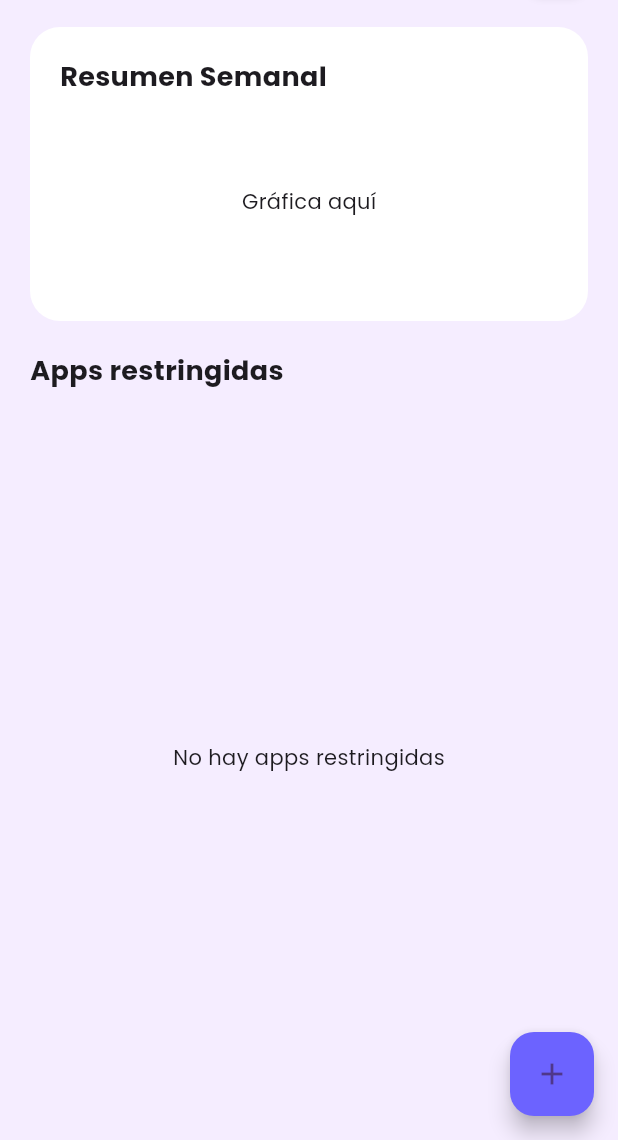
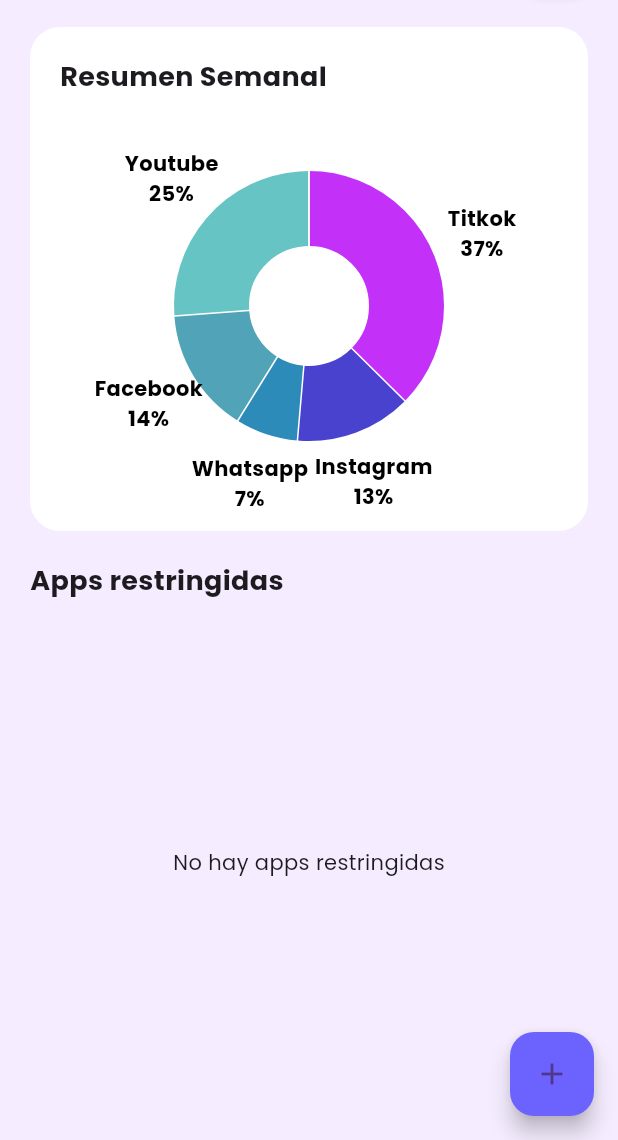
Before and after one commit to andresfap01-netizen/Focusmode, a Flutter app: the PantallaPrincipal screen opened directly, on a phone screen of 412 x 824 dp, the part 96-1236 px from its top. Run offline on Flutter 3.47's test engine with Material 3 defaults, Android fonts, the phone set to English and light mode, and no system bars; drawn by our look-alikes of fl_chart; our stand-ins replace google_fonts.

Commit message:
add PieChart mock implementation and update dependencies

```diff
--- a/lib/view/PantallaPrincipal.dart
+++ b/lib/view/PantallaPrincipal.dart
@@ -1,5 +1,6 @@
 import 'dart:async';
 import 'package:flutter/material.dart';
+import 'package:fl_chart/fl_chart.dart';
 import 'AddApp.dart';
 import 'Modelo_App.dart';
 
@@ -181,8 +182,45 @@
                     ),
                     SizedBox(height: 10),
                     SizedBox(
-                      height: 120,
-                      child: Center(child: Text("Gráfica aquí")),
+                      height: 260,
+                      child: Row(
+                        children: const [
+                          Expanded(
+                            flex: 2,
+                            child: Center(
+                              child: _PieChartMock(
+                                slices: [
+                                  _PieSlice(
+                                    label: "Titkok",
+                                    value: 37,
+                                    color: Color(0xFFc331f8),
+                                  ),
+                                  _PieSlice(
+                                    label: "Instagram",
+                                    value: 13.8,
+                                    color: Color(0xFF4942ce),
+                                  ),
+                                  _PieSlice(
+                                    label: "Whatsapp",
+                                    value: 7.4,
+                                    color: Color(0xFF2d8bba),
+                                  ),
+                                  _PieSlice(
+                                    label: "Facebook",
+                                    value: 14.8,
+                                    color: Color(0xFF51a3b8),
+                                  ),
+                                  _PieSlice(
+                                    label: "Youtube",
+                                    value: 25.9,
+                                    color: Color(0xFF66c5c4),
+                                  ),
+                                ],
+                              ),
+                            ),
+                          )
+                        ],
+                      ),
                     ),
                   ],
                 ),
@@ -307,3 +345,54 @@
   }
 
 }
+
+class _PieSlice {
+  // Modelo simple para cada segmento del pastel mockeado.
+  final String label;
+  final double value;
+  final Color color;
+
+  const _PieSlice({
+    required this.label,
+    required this.value,
+    required this.color,
+  });
+}
+
+class _PieChartMock extends StatelessWidget {
+  // Lista de segmentos que se renderizan en el PieChart de fl_chart.
+  final List<_PieSlice> slices;
+
+  const _PieChartMock({required this.slices});
+
+  @override
+  Widget build(BuildContext context) {
+    return SizedBox(
+      width: 110,
+      height: 110,
+      child: PieChart(
+        PieChartData(
+          // Espacio central para efecto dona.
+          centerSpaceRadius: 40,
+          sectionsSpace: 1,
+          startDegreeOffset: -90,
+          borderData: FlBorderData(show: false),
+          // Secciones mock: cada item de slices se transforma en una porcion.
+          sections: slices
+              .map(
+                (slice) => PieChartSectionData(
+                  value: slice.value,
+                  color: slice.color,
+                  radius: 50,
+                  title: "${slice.label}\n${slice.value.toInt()}%",
+                  // El texto se muestra fuera del aro para mejorar lectura.
+                  titleStyle: TextStyle(fontSize: 14, fontWeight: FontWeight.bold, color: Colors.black),
+                  titlePositionPercentageOffset: 1.7
+                ),
+              )
+              .toList(),
+        ),
+      ),
+    );
+  }
+}
--- a/pubspec.yaml
+++ b/pubspec.yaml
@@ -15,6 +15,7 @@
     sdk: flutter
 
   google_fonts: ^6.2.1
+  fl_chart: ^0.69.0
 
 
   cupertino_icons: ^1.0.8
```
Also changed, not shown: pubspec.lock, 1 other file.
